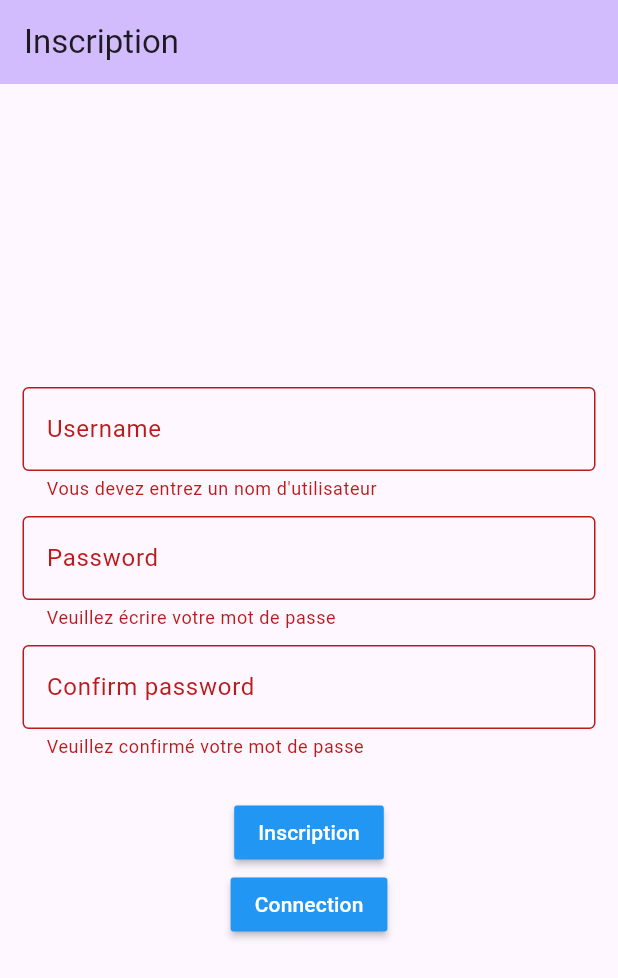
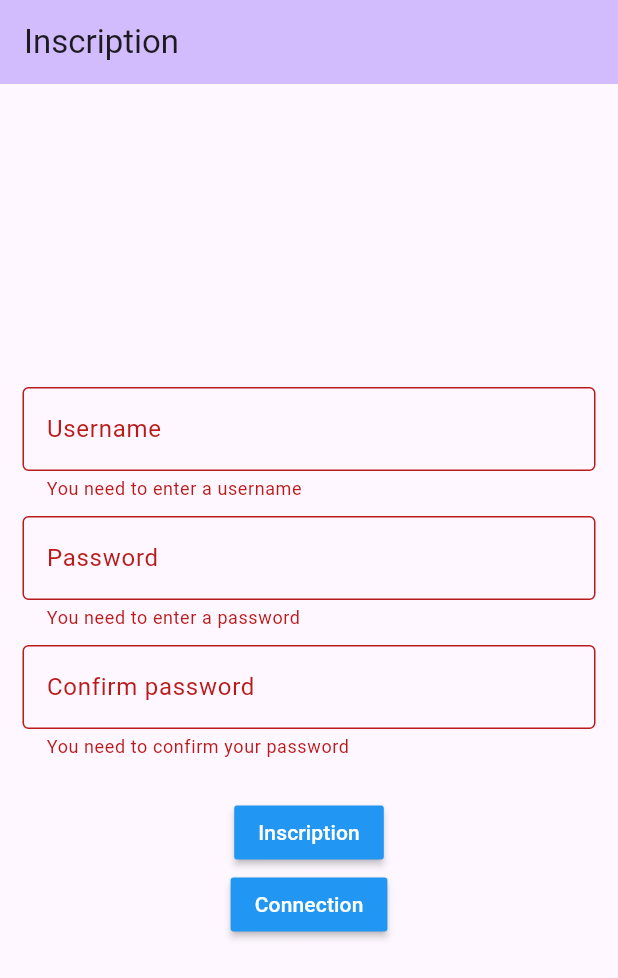
Before and after one commit to MathRoy12/Mobile_Avancee_TP1-2, a Flutter app: the InscriptionPage screen opened directly, after a tap on "Inscription", on a phone screen of 412 x 824 dp. Shown: the top 978 px of the screen. Run offline on Flutter 3.47's test engine with Material 3 defaults, Android fonts, the light colour scheme and no system bars; our stand-ins replace cookie_jar, dio, dio_cookie_manager; network calls fail.

Commit message:
FCT l10n

```diff
--- /dev/null
+++ b/lib/l10n/intl_en.arb
@@ -0,0 +1,38 @@
+{
+  "username": "Username",
+  "password": "Password",
+  "confirmPassword": "Confirm password",
+  "connection": "Connection",
+  "inscription": "Inscription",
+  "home": "Home",
+  "newTask": "New task",
+  "logout": "Log out",
+  "name": "name",
+  "deadline": "Deadline",
+  "selectDeadline": "Select deadline",
+  "detail": "Detail",
+  "percentageDoneHome": "{percentage}% done",
+  "@percentageDoneHome": {
+    "placeholders": {
+      "percentage": {
+        "type": "int"
+      }
+    }
+  },
+  "percentageDoneDetail": "Percentage done:",
+  "timeElapsed": "{percentage}% of time elapsed",
+  "@timeElapsed": {
+    "placeholders": {
+      "percentage": {
+        "type": "double"
+      }
+    }
+  },
+  "usernameValidation": "You need to enter a username",
+  "passwordValidation": "You need to enter a password",
+  "confirmPasswordValidation": "You need to confirm your password",
+  "samePasswordValidation": "Your confirmation isn't like your password",
+  "nameValidation": "The task need a name",
+  "globalError": "An error as occurred",
+  "dateFormat": "MMMM dd y"
+}
--- a/lib/pages/inscription_page.dart
+++ b/lib/pages/inscription_page.dart
@@ -4,6 +4,7 @@ import 'package:mobile_avancee_tp1_2/pages/home_page.dart';
 import 'package:mobile_avancee_tp1_2/services/http_service.dart';
 
 import '../dto/transfer.dart';
+import '../generated/l10n.dart';
 import '../widgets/custom_text_field.dart';
 
 class InscriptionPage extends StatefulWidget {
@@ -26,16 +27,14 @@ class _InscriptionPageState extends State<InscriptionPage> {
       SignupRequest req = SignupRequest();
       req.password = _password;
       req.username = _name;
-      try{
+      try {
         SigninResponse res = await signup(req);
         Navigator.of(context).pushReplacement(
-            MaterialPageRoute(
-                builder: (context) => const HomePage()));
-      }
-      catch(e){
+            MaterialPageRoute(builder: (context) => const HomePage()));
+      } catch (e) {
         print(e);
         ScaffoldMessenger.of(context)
-            .showSnackBar(const SnackBar(content: Text('Il y a eux une Erreur')));
+            .showSnackBar(SnackBar(content: Text(S.current.globalError)));
       }
     }
   }
@@ -45,7 +44,7 @@ class _InscriptionPageState extends State<InscriptionPage> {
     return Scaffold(
       appBar: AppBar(
         backgroundColor: Theme.of(context).colorScheme.inversePrimary,
-        title: const Text("Inscription"),
+        title: Text(S.of(context).inscription),
       ),
       body: Container(
         padding: const EdgeInsets.all(10),
@@ -55,10 +54,10 @@ class _InscriptionPageState extends State<InscriptionPage> {
             mainAxisAlignment: MainAxisAlignment.center,
             children: [
               CustomTextField(
-                name: 'Username',
+                name: S.of(context).username,
                 validator: (value) {
                   if (_name.isEmpty) {
-                    return "Vous devez entrez un nom d'utilisateur";
+                    return S.of(context).usernameValidation;
                   }
                   return null;
                 },
@@ -67,11 +66,11 @@ class _InscriptionPageState extends State<InscriptionPage> {
                 },
               ),
               CustomTextField(
-                name: 'Password',
+                name: S.of(context).password,
                 isPassword: true,
                 validator: (value) {
                   if (value!.isEmpty) {
-                    return "Veuillez écrire votre mot de passe";
+                    return S.of(context).passwordValidation;
                   }
                   return null;
                 },
@@ -80,14 +79,13 @@ class _InscriptionPageState extends State<InscriptionPage> {
                 },
               ),
               CustomTextField(
-                name: 'Confirm password',
+                name: S.of(context).confirmPassword,
                 isPassword: true,
                 validator: (value) {
                   if (value!.isEmpty) {
-                    return "Veuillez confirmé votre mot de passe";
-                  }
-                  else if(value != _password){
-                    return "Votre confirmation n'est pas comme votre mot de passe";
+                    return S.of(context).confirmPasswordValidation;
+                  } else if (value != _password) {
+                    return S.of(context).samePasswordValidation;
                   }
                   return null;
                 },
@@ -99,9 +97,9 @@ class _InscriptionPageState extends State<InscriptionPage> {
               MaterialButton(
                 onPressed: _submitForm,
                 color: Colors.blue,
-                child: const Text(
-                  'Inscription',
-                  style: TextStyle(color: Colors.white),
+                child: Text(
+                  S.of(context).inscription,
+                  style: const TextStyle(color: Colors.white),
                 ),
               ),
               MaterialButton(
@@ -112,9 +110,9 @@ class _InscriptionPageState extends State<InscriptionPage> {
                           builder: (context) => const ConnectionPage()));
                 },
                 color: Colors.blue,
-                child: const Text(
-                  'Connection',
-                  style: TextStyle(color: Colors.white),
+                child: Text(
+                  S.of(context).connection,
+                  style: const TextStyle(color: Colors.white),
                 ),
               ),
             ],
--- a/pubspec.yaml
+++ b/pubspec.yaml
@@ -39,7 +39,9 @@ dependencies:
   json_annotation: ^4.9.0
   dio_cookie_manager: ^3.1.1
   cookie_jar: ^4.0.8
-  intl: ^0.19.0
+  intl: any
+  flutter_localizations:
+    sdk: flutter
 
 dev_dependencies:
   flutter_test:
@@ -95,3 +97,5 @@ flutter:
   #
   # For details regarding fonts from package dependencies,
   # see https://flutter.dev/custom-fonts/#from-packages
+flutter_intl:
+  enabled: true
```
Also changed, not shown: lib/l10n/intl_fr.arb (added, +38 -0 lines), lib/main.dart (+9 -1 lines), lib/pages/connection_page.dart (+34 -20 lines), lib/pages/creation_page.dart (+8 -8 lines), lib/pages/detail_page.dart (+7 -9 lines), lib/pages/home_page.dart (+17 -9 lines), lib/widgets/my_drawer.dart (+4 -3 lines), lib/generated/intl/messages_all.dart (added), lib/generated/intl/messages_en.dart (added), lib/generated/intl/messages_fr.dart (added), lib/generated/l10n.dart (added), pubspec.lock.
